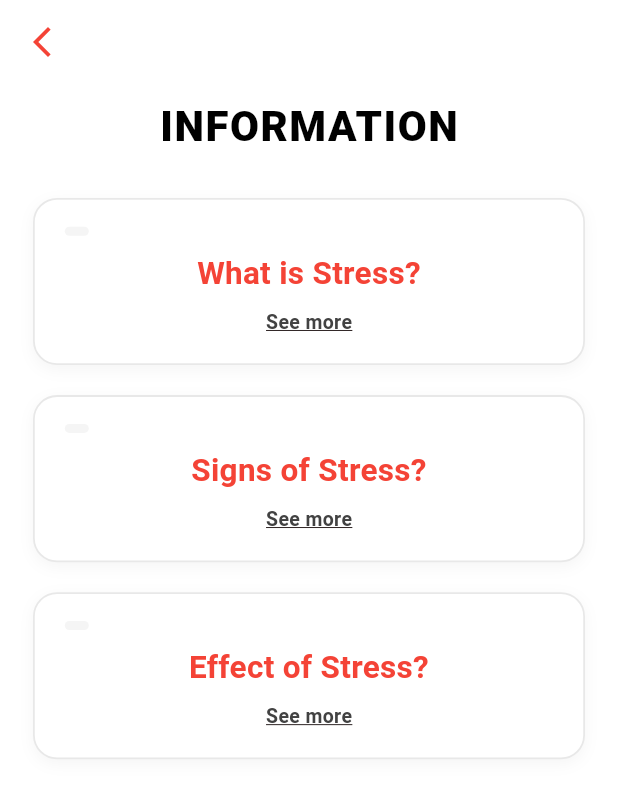
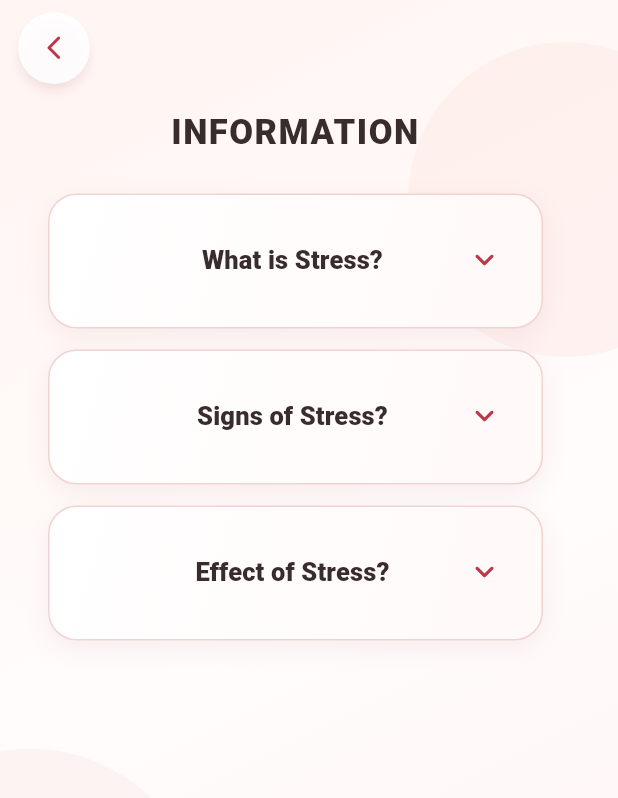
Before and after one commit to Zaki4436/meokkit, a Flutter app: the InformationScreen screen opened by its route, on a phone screen of 412 x 824 dp. Shown: the top 798 px of the screen. Run offline on Flutter 3.47's test engine with Material 3 defaults, Android fonts, the phone set to English and light mode, and no system bars; our stand-ins replace flutter_bloc, image_picker, shared_preferences; accounts and stored records are empty; network calls fail.

Commit message:
enhance interface (information)

```diff
--- a/lib/screens/information_screen.dart
+++ b/lib/screens/information_screen.dart
@@ -10,7 +10,13 @@
   State<InformationScreen> createState() => _InformationScreenState();
 }
 
-class _InformationScreenState extends State<InformationScreen> {
+class _InformationScreenState extends State<InformationScreen>
+    with SingleTickerProviderStateMixin {
+  static const Color _accent = Color(0xFFE65B63);
+  static const Color _deepAccent = Color(0xFFBD3546);
+  static const Color _ink = Color(0xFF382C2C);
+
+  late final AnimationController _entranceController;
   bool _loading = false;
   String? _expandedId;
 
@@ -41,8 +47,18 @@
   @override
   void initState() {
     super.initState();
+    _entranceController = AnimationController(
+      vsync: this,
+      duration: const Duration(milliseconds: 900),
+    )..forward();
     _items = List.from(_defaultInformation);
     _loadInformation();
+  }
+
+  @override
+  void dispose() {
+    _entranceController.dispose();
+    super.dispose();
   }
 
   Future<void> _loadInformation() async {
@@ -94,44 +110,108 @@
   @override
   Widget build(BuildContext context) {
     return Scaffold(
-      backgroundColor: Colors.white,
-      appBar: AppBar(
-        backgroundColor: Colors.white,
-        elevation: 0,
-        scrolledUnderElevation: 0,
-        leading: IconButton(
-          icon: const Icon(Icons.arrow_back_ios_new, color: Colors.red),
-          onPressed: () => Navigator.pop(context),
+      extendBody: true,
+      backgroundColor: const Color(0xFFFFF8F7),
+      body: Stack(
+        children: [
+          SafeArea(
+            child: LayoutBuilder(
+              builder: (context, constraints) => Stack(
+                children: [
+                  Positioned.fill(
+                    child: SingleChildScrollView(
+                      child: ConstrainedBox(
+                        constraints: BoxConstraints(
+                          minHeight: constraints.maxHeight,
+                        ),
+                        child: Stack(
+                          children: [
+                            Positioned.fill(
+                              child: DecoratedBox(
+                                decoration: const BoxDecoration(
+                                  gradient: LinearGradient(
+                                    begin: Alignment.topLeft,
+                                    end: Alignment.bottomRight,
+                                    colors: [
+                                      Color(0xFFFFF5F2),
+                                      Color(0xFFFFFCFB),
+                                      Color(0xFFFFF1F3),
+                                    ],
                                   ),
                                 ),
-      body: SafeArea(
-        child: RefreshIndicator(
-          color: Colors.red,
-          onRefresh: _loadInformation,
-          child: SingleChildScrollView(
-            physics: const AlwaysScrollableScrollPhysics(),
-            padding: const EdgeInsets.symmetric(horizontal: 22, vertical: 8),
-            child: Column(
-              crossAxisAlignment: CrossAxisAlignment.center,
+                                child: Stack(
                                   children: [
-                // Title: INFORMATION
-                const Text(
-                  'INFORMATION',
-                  style: TextStyle(
-                    fontSize: 28,
-                    fontWeight: FontWeight.w900,
-                    color: Colors.black,
-                    letterSpacing: 1.0,
+                                    Positioned(
+                                      top: 28,
+                                      right: -70,
+                                      child: _backgroundOrb(
+                                        210,
+                                        const Color(0xFFF4A6A0)
+                                            .withOpacity(0.10),
                                       ),
                                     ),
-
-                const SizedBox(height: 28),
-
+                                    Positioned(
+                                      bottom: 95,
+                                      left: -95,
+                                      child: _backgroundOrb(
+                                        230,
+                                        const Color(0xFFE98F9A)
+                                            .withOpacity(0.08),
+                                      ),
+                                    ),
+                                  ],
+                                ),
+                              ),
+                            ),
+                            Padding(
+                              padding:
+                                  const EdgeInsets.fromLTRB(32, 72, 50, 30),
+                              child: Column(
+                                crossAxisAlignment: CrossAxisAlignment.stretch,
+                                children: [
+                                  AnimatedBuilder(
+                                    animation: _entranceController,
+                                    builder: (context, child) {
+                                      final progress =
+                                          Curves.easeOutCubic.transform(
+                                        (_entranceController.value / 0.65)
+                                            .clamp(0.0, 1.0)
+                                            .toDouble(),
+                                      );
+                                      return Opacity(
+                                        opacity: progress,
+                                        child: Transform.translate(
+                                          offset:
+                                              Offset(0, 20 * (1 - progress)),
+                                          child: child,
+                                        ),
+                                      );
+                                    },
+                                    child: Row(
+                                      children: [
+                                        const Expanded(
+                                          child: Text(
+                                            'INFORMATION',
+                                            textAlign: TextAlign.center,
+                                            style: TextStyle(
+                                              color: _ink,
+                                              fontSize: 23,
+                                              fontWeight: FontWeight.w900,
+                                              letterSpacing: 1,
+                                            ),
+                                          ),
+                                        ),
+                                      ],
+                                    ),
+                                  ),
+                                  const SizedBox(height: 24),
                                   if (_loading && _items.isEmpty)
                                     const Center(
                                       child: Padding(
                                         padding: EdgeInsets.only(top: 40),
-                      child: CircularProgressIndicator(color: Colors.red),
+                                        child: CircularProgressIndicator(
+                                          color: _deepAccent,
+                                        ),
                                       ),
                                     )
                                   else
@@ -141,11 +221,50 @@
                                             entry.key + 1,
                                           ),
                                         ),
-
-                const SizedBox(height: 16),
                                 ],
                               ),
                             ),
+                          ],
+                        ),
+                      ),
+                    ),
+                  ),
+                  Positioned(
+                    top: 8,
+                    left: 12,
+                    child: Material(
+                      color: Colors.white.withOpacity(0.88),
+                      shape: const CircleBorder(),
+                      elevation: 3,
+                      shadowColor: _deepAccent.withOpacity(0.16),
+                      child: IconButton(
+                        tooltip: 'Back',
+                        icon: const Icon(
+                          Icons.arrow_back_ios_new_rounded,
+                          color: _deepAccent,
+                          size: 19,
+                        ),
+                        onPressed: () => Navigator.pop(context),
+                      ),
+                    ),
+                  ),
+                ],
+              ),
+            ),
+          ),
+        ],
+      ),
+    );
+  }
+
+  Widget _backgroundOrb(double size, Color color) {
+    return IgnorePointer(
+      child: Container(
+        width: size,
+        height: size,
+        decoration: BoxDecoration(
+          color: color,
+          shape: BoxShape.circle,
         ),
       ),
     );
@@ -154,149 +273,125 @@
   Widget _buildExpandableCard(InformationModel item, int index) {
     final isExpanded = _expandedId == item.infoId;
 
-    return AnimatedContainer(
-      duration: const Duration(milliseconds: 300),
+    return AnimatedBuilder(
+      animation: _entranceController,
+      builder: (context, child) {
+        final entranceStart = ((index - 1) * 0.12).clamp(0.0, 0.72).toDouble();
+        final entranceProgress = Curves.easeOutCubic.transform(
+          ((_entranceController.value - entranceStart) / (1 - entranceStart))
+              .clamp(0.0, 1.0)
+              .toDouble(),
+        );
+        return Opacity(
+          opacity: entranceProgress,
+          child: Transform.translate(
+            offset: Offset(0, 18 * (1 - entranceProgress)),
+            child: child,
+          ),
+        );
+      },
+      child: AnimatedContainer(
+        duration: const Duration(milliseconds: 380),
         curve: Curves.easeInOutCubic,
         width: double.infinity,
-      margin: const EdgeInsets.only(bottom: 20),
+        margin: EdgeInsets.only(bottom: index == _items.length ? 0 : 14),
         decoration: BoxDecoration(
-        color: Colors.white,
-        borderRadius: BorderRadius.circular(16),
+          gradient: const LinearGradient(
+            begin: Alignment.topLeft,
+            end: Alignment.bottomRight,
+            colors: [Colors.white, Color(0xFFFFF9F8)],
+          ),
+          borderRadius: BorderRadius.circular(19),
           boxShadow: [
             BoxShadow(
               color: isExpanded
-                ? Colors.red.withOpacity(0.08)
-                : Colors.black.withOpacity(0.04),
-            blurRadius: isExpanded ? 14 : 8,
-            offset: const Offset(0, 3),
+                  ? _deepAccent.withOpacity(0.15)
+                  : const Color(0xFF9F3D48).withOpacity(0.08),
+              blurRadius: isExpanded ? 20 : 14,
+              offset: const Offset(0, 5),
             ),
           ],
           border: Border.all(
-          color: isExpanded ? Colors.red.shade300 : const Color(0xFFE8E8E8),
-          width: isExpanded ? 1.5 : 1.2,
+            color:
+                isExpanded ? const Color(0xFFEBA6A5) : const Color(0xFFF1D4D2),
+            width: isExpanded ? 1.5 : 1,
           ),
         ),
         child: Material(
           color: Colors.transparent,
           child: InkWell(
-          borderRadius: BorderRadius.circular(16),
+            borderRadius: BorderRadius.circular(19),
             onTap: () {
               setState(() {
-              if (isExpanded) {
-                _expandedId = null;
-              } else {
-                _expandedId = item.infoId;
-              }
+                _expandedId = isExpanded ? null : item.infoId;
               });
             },
             child: Padding(
-            padding: const EdgeInsets.symmetric(
-              horizontal: 20,
-              vertical: 18,
-            ),
+              padding: const EdgeInsets.only(
+                  left: 25, right: 25, top: 30, bottom: 20),
               child: Column(
                 crossAxisAlignment: CrossAxisAlignment.stretch,
                 children: [
-                // Top badge row
                   Row(
-                  mainAxisAlignment: MainAxisAlignment.spaceBetween,
                     children: [
-                    Container(
-                      padding: const EdgeInsets.symmetric(
-                        horizontal: 8,
-                        vertical: 3,
+                      const SizedBox(width: 30),
+                      Expanded(
+                        child: Text(
+                          item.infoName,
+                          textAlign: TextAlign.center,
+                          style: const TextStyle(
+                            color: _ink,
+                            fontSize: 17,
+                            fontWeight: FontWeight.w800,
+                            letterSpacing: 0.1,
                           ),
-                      decoration: BoxDecoration(
-                        color: isExpanded
-                            ? const Color(0xFFFFEBEE)
-                            : Colors.grey.shade100,
-                        borderRadius: BorderRadius.circular(6),
+                        ),
+                      ),
+                      const SizedBox(width: 8),
+                      AnimatedRotation(
+                        turns: isExpanded ? 0.5 : 0,
+                        duration: const Duration(milliseconds: 320),
+                        curve: Curves.easeInOutCubic,
+                        child: const Icon(
+                          Icons.keyboard_arrow_down_rounded,
+                          color: _deepAccent,
+                          size: 26,
                         ),
                       ),
                     ],
                   ),
-
-                const SizedBox(height: 10),
-
-                // Title: info_name
-                Text(
-                  item.infoName,
-                  textAlign: TextAlign.center,
-                  style: const TextStyle(
-                    color: Colors.red,
-                    fontSize: 21,
-                    fontWeight: FontWeight.bold,
-                    letterSpacing: 0.2,
-                  ),
-                ),
-
                   AnimatedCrossFade(
                     firstChild: Padding(
-                    padding: const EdgeInsets.only(top: 8),
-                    child: Center(
-                      child: Row(
-                        mainAxisSize: MainAxisSize.min,
-                        children: [
-                          Text(
-                            'See more',
-                            style: TextStyle(
-                              color: Colors.grey.shade800,
-                              fontSize: 13,
-                              fontWeight: FontWeight.bold,
-                              decoration: TextDecoration.underline,
-                            ),
-                          ),
-                        ],
-                      ),
+                      padding: const EdgeInsets.only(top: 12, left: 60),
+                      child: Align(
+                        alignment: Alignment.centerLeft,
                       ),
                     ),
                     secondChild: Padding(
-                    padding: const EdgeInsets.only(top: 14),
+                      padding: const EdgeInsets.only(top: 16),
                       child: Column(
                         crossAxisAlignment: CrossAxisAlignment.stretch,
                         children: [
-                        // Subtle hairline divider
                           Container(
                             height: 1,
-                          color: Colors.grey.shade100,
+                            color: const Color(0xFFF1D4D2),
                             margin: const EdgeInsets.only(bottom: 12),
                           ),
-
-                        // Formatted content
                           _buildFormattedDescription(item.infoDescription),
-
-                        const SizedBox(height: 14),
-
-                        // See less button
-                        Center(
-                          child: Row(
-                            mainAxisSize: MainAxisSize.min,
-                            children: [
-                              Text(
-                                'See less',
-                                style: TextStyle(
-                                  color: Colors.grey.shade500,
-                                  fontSize: 12.5,
-                                  fontWeight: FontWeight.bold,
-                                  decoration: TextDecoration.underline,
-                                ),
-                              ),
-                            ],
-                          ),
-                        ),
                         ],
                       ),
                     ),
                     crossFadeState: isExpanded
                         ? CrossFadeState.showSecond
                         : CrossFadeState.showFirst,
-                  duration: const Duration(milliseconds: 320),
+                    duration: const Duration(milliseconds: 420),
                     sizeCurve: Curves.easeInOutCubic,
-                  firstCurve: Curves.easeOut,
-                  secondCurve: Curves.easeIn,
+                    firstCurve: Curves.easeOutCubic,
+                    secondCurve: Curves.easeInOutCubic,
                     alignment: Alignment.topCenter,
                   ),
                 ],
+              ),
             ),
           ),
         ),
@@ -327,7 +422,7 @@
                   width: 5,
                   height: 5,
                   decoration: const BoxDecoration(
-                    color: Colors.red,
+                    color: _accent,
                     shape: BoxShape.circle,
                   ),
                 ),
@@ -359,7 +454,7 @@
               style: const TextStyle(
                 fontSize: 13,
                 fontWeight: FontWeight.w800,
-                color: Colors.red,
+                color: _deepAccent,
                 letterSpacing: 0.6,
               ),
             ),
```
Also changed, not shown: lib/screens/home_screen.dart (indentation only). Lines whose indentation alone changed are shown as unchanged.
